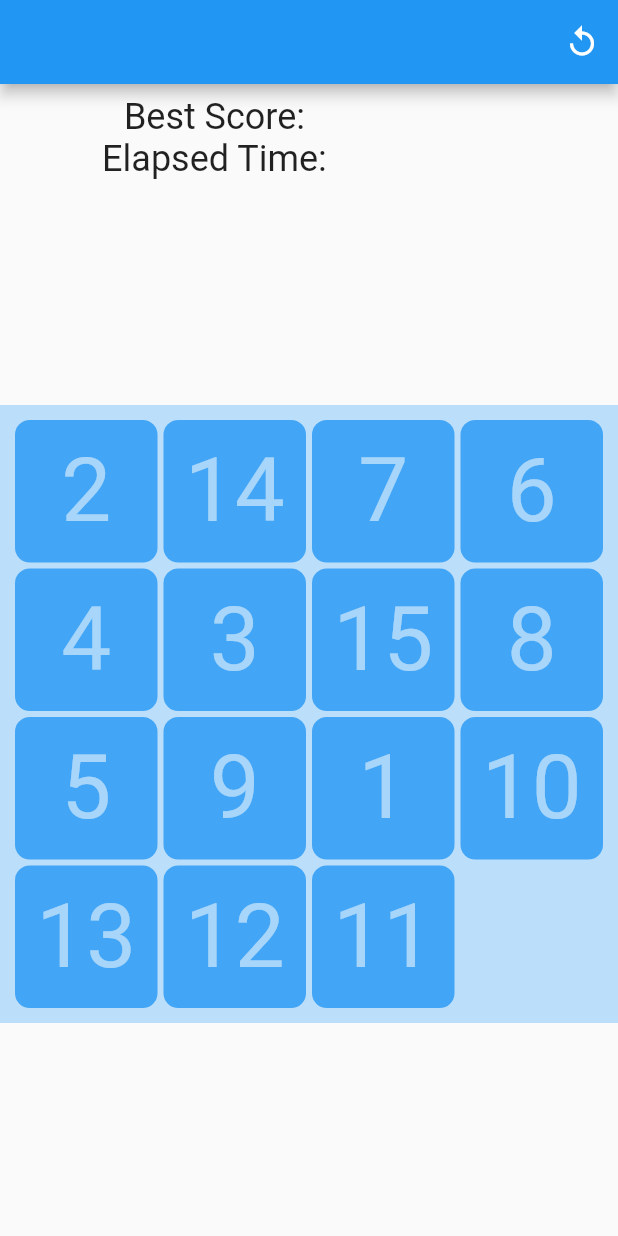
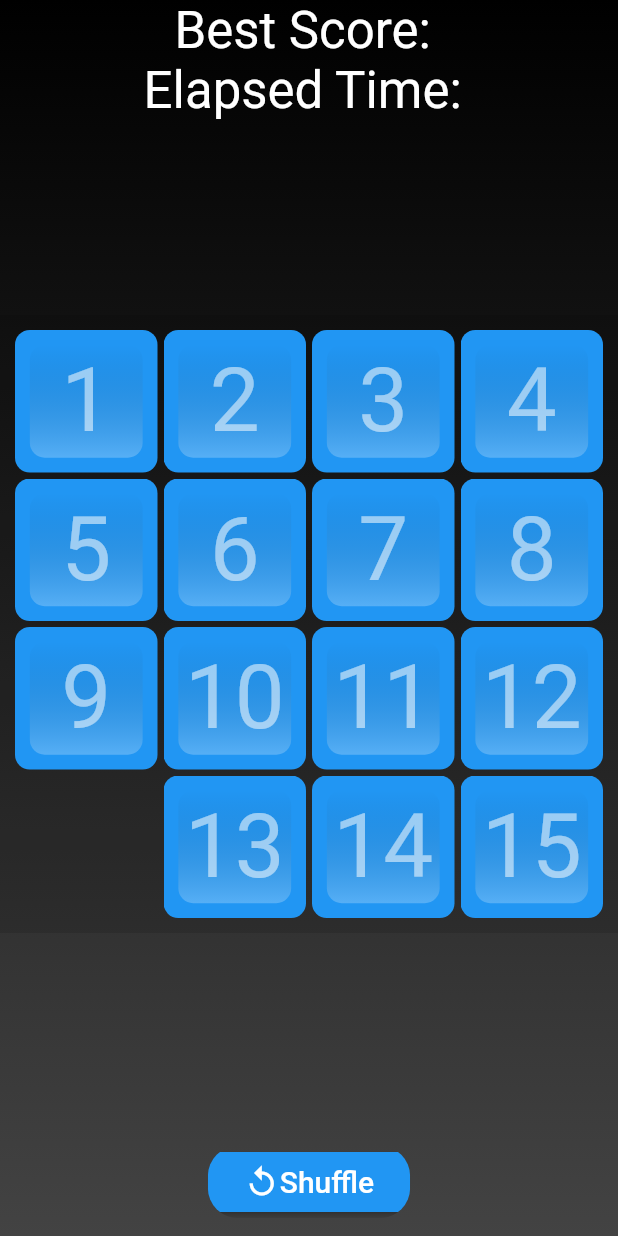
Before and after one commit to Antoniozinchenko/flutter_puzzle_hack, a Flutter app: the screen it shows after launch, on a phone screen of 412 x 824 dp. Run offline on Flutter 3.47's test engine with Material 2 defaults, Android fonts, the phone set to English and light mode, and no system bars; our stand-ins replace shared_preferences.

Commit message:
styles update (#4)

```diff
--- a/lib/bloc/board_state.dart
+++ b/lib/bloc/board_state.dart
@@ -7,10 +7,10 @@ class BoardState extends ValueNotifier<List<int?>> {
   final int gridSize;
 
   void shuffle() {
-    // value = [1, 2, 3, 4, 5, 6, 7, 8, 9, 10, 11, 12, null, 13, 14, 15];
-    value = List.generate(gridSize * gridSize - 1, (index) => index + 1)
-      ..shuffle()
-      ..add(null);
+    value = [1, 2, 3, 4, 5, 6, 7, 8, 9, 10, 11, 12, null, 13, 14, 15];
+    // value = List.generate(gridSize * gridSize - 1, (index) => index + 1)
+    //   ..shuffle()
+    //   ..add(null);
   }
 
   void swap(int draggedIndex, int emptyIndex) {
--- a/lib/board.dart
+++ b/lib/board.dart
@@ -15,7 +15,7 @@ class Board extends StatelessWidget {
     final winnerState = context.read<WinnerState>();
     return Container(
       padding: const EdgeInsets.all(8.0),
-      color: Colors.blue.shade100,
+      color: Colors.black12,
       child: LayoutBuilder(builder: (context, constraints) {
         final boardSize = constraints.maxWidth;
         return Stack(children: _buildItems(boardState, winnerState, boardSize));
--- a/lib/home.dart
+++ b/lib/home.dart
@@ -2,8 +2,8 @@ import 'package:flutter/material.dart';
 import 'package:provider/provider.dart';
 import 'package:puzzle_hack/bloc/timer_state.dart';
 import 'package:puzzle_hack/bloc/winner_state.dart';
-import 'package:puzzle_hack/widgets/game_stats/game_stats.dart';
-import 'package:puzzle_hack/widgets/shuffle.dart';
+import 'package:puzzle_hack/widgets/game_stats/score.dart';
+import 'package:puzzle_hack/widgets/shuffle_button.dart';
 
 import 'bloc/board_state.dart';
 import 'board.dart';
@@ -27,12 +27,19 @@ class Home extends StatelessWidget {
         ),
       ],
       child: Scaffold(
-        appBar: AppBar(
-          actions: const [Shuffle()],
+        body: Container(
+          decoration: const BoxDecoration(
+            gradient: LinearGradient(
+                begin: Alignment.topCenter,
+                end: Alignment.bottomCenter,
+                colors: [
+                  Colors.black,
+                  Color(0xFF434343),
+                ]),
           ),
-        body: Column(
+          child: Column(
             children: const [
-            GameStats(),
+              Score(),
               Expanded(
                 child: Center(
                   child: AspectRatio(
@@ -41,7 +48,11 @@ class Home extends StatelessWidget {
                   ),
                 ),
               ),
+              SizedBox(height: 12),
+              ShuffleButton(),
+              SizedBox(height: 12),
             ],
+          ),
         ),
       ),
     );
--- a/lib/main.dart
+++ b/lib/main.dart
@@ -3,5 +3,10 @@ import 'package:flutter/material.dart';
 import 'home.dart';
 
 void main() {
-  runApp(const MaterialApp(home: Home()));
+  runApp(
+    const MaterialApp(
+      debugShowCheckedModeBanner: false,
+      home: Home(),
+    ),
+  );
 }
--- a/lib/widgets/game_stats/game_stats.dart
+++ /dev/null
@@ -1,34 +0,0 @@
-import 'package:flutter/material.dart';
-import 'package:provider/provider.dart';
-import 'package:puzzle_hack/bloc/winner_state.dart';
-
-import 'score.dart';
-
-class GameStats extends StatelessWidget {
-  const GameStats({Key? key}) : super(key: key);
-
-  @override
-  Widget build(BuildContext context) {
-    final textTheme = Theme.of(context).textTheme;
-
-    return Padding(
-      padding: const EdgeInsets.all(8.0),
-      child: Row(
-        mainAxisAlignment: MainAxisAlignment.spaceAround,
-        children: [
-          const Score(),
-          Builder(builder: (context) {
-            final winner = context.watch<WinnerState>().value;
-            if (winner) {
-              return Text(
-                'WINNER!!!!!',
-                style: textTheme.headline4,
-              );
-            }
-            return Container();
-          }),
-        ],
-      ),
-    );
-  }
-}
--- a/lib/widgets/game_stats/score.dart
+++ b/lib/widgets/game_stats/score.dart
@@ -13,11 +13,11 @@ class Score extends StatelessWidget {
       children: [
         Text(
           'Best Score: ${timer.bestScore ?? ""}',
-          style: textTheme.headline5,
+          style: textTheme.headline4!.copyWith(color: Colors.white),
         ),
         Text(
           'Elapsed Time: ${timer.value ?? ""}',
-          style: textTheme.headline5,
+          style: textTheme.headline4!.copyWith(color: Colors.white),
         ),
       ],
     );
--- a/lib/widgets/shuffle.dart
+++ /dev/null
@@ -1,22 +0,0 @@
-import 'package:flutter/material.dart';
-import 'package:provider/provider.dart';
-import 'package:puzzle_hack/bloc/board_state.dart';
-import 'package:puzzle_hack/bloc/winner_state.dart';
-
-class Shuffle extends StatelessWidget {
-  const Shuffle({Key? key}) : super(key: key);
-
-  @override
-  Widget build(BuildContext context) {
-    final boardState = context.read<BoardState>();
-    final winnerState = context.read<WinnerState>();
-
-    return IconButton(
-      onPressed: () {
-        winnerState.reset();
-        boardState.shuffle();
-      },
-      icon: const Icon(Icons.replay),
-    );
-  }
-}
--- /dev/null
+++ b/lib/widgets/shuffle_button.dart
@@ -0,0 +1,37 @@
+import 'package:flutter/material.dart';
+import 'package:provider/provider.dart';
+import 'package:puzzle_hack/bloc/board_state.dart';
+import 'package:puzzle_hack/bloc/winner_state.dart';
+
+class ShuffleButton extends StatelessWidget {
+  const ShuffleButton({Key? key}) : super(key: key);
+
+  @override
+  Widget build(BuildContext context) {
+    final boardState = context.read<BoardState>();
+    final winnerState = context.read<WinnerState>();
+
+    return ClipRRect(
+      borderRadius: BorderRadius.circular(20),
+      child: ElevatedButton(
+        onPressed: () {
+          winnerState.reset();
+          boardState.shuffle();
+        },
+        child: Padding(
+          padding: const EdgeInsets.all(8.0),
+          child: Row(
+            mainAxisSize: MainAxisSize.min,
+            children: const [
+              Icon(Icons.replay),
+              Text(
+                'Shuffle',
+                style: TextStyle(fontSize: 20),
+              ),
+            ],
+          ),
+        ),
+      ),
+    );
+  }
+}
--- /dev/null
+++ b/lib/widgets/tile/reflection.dart
@@ -0,0 +1,33 @@
+import 'package:flutter/material.dart';
+
+class Reflection extends StatelessWidget {
+  const Reflection({Key? key, required this.size}) : super(key: key);
+
+  final double size;
+
+  static const reflectionSize = 0.5;
+
+  @override
+  Widget build(BuildContext context) {
+    return TweenAnimationBuilder<double>(
+      duration: const Duration(milliseconds: 500),
+      curve: Curves.easeInOut,
+      tween: Tween<double>(
+        begin: -size * reflectionSize,
+        end: size,
+      ),
+      builder: (context, value, child) {
+        return Positioned(
+          top: 0,
+          left: value,
+          child: child!,
+        );
+      },
+      child: Container(
+        height: size,
+        width: size * reflectionSize,
+        color: Colors.white30,
+      ),
+    );
+  }
+}
--- /dev/null
+++ b/lib/widgets/tile/scale_animation.dart
@@ -0,0 +1,52 @@
+import 'package:flutter/material.dart';
+
+class ScaleAnimation extends StatefulWidget {
+  const ScaleAnimation({Key? key, required this.child}) : super(key: key);
+
+  final Widget child;
+
+  @override
+  State<ScaleAnimation> createState() => _ScaleAnimationState();
+}
+
+class _ScaleAnimationState extends State<ScaleAnimation>
+    with SingleTickerProviderStateMixin {
+  late AnimationController _animationController;
+  late Animation<double> _scaleAnimation;
+
+  @override
+  void initState() {
+    super.initState();
+    _animationController = AnimationController(
+      vsync: this,
+      duration: const Duration(milliseconds: 400),
+    );
+    _scaleAnimation = TweenSequence<double>([
+      TweenSequenceItem(tween: Tween(begin: 1, end: 1.1), weight: 40),
+      TweenSequenceItem(tween: Tween(begin: 1.1, end: 1.1), weight: 30),
+      TweenSequenceItem(tween: Tween(begin: 1.1, end: 1), weight: 30),
+    ]).animate(_animationController);
+
+    _animationController.forward();
+  }
+
+  @override
+  void dispose() {
+    _animationController.dispose();
+    super.dispose();
+  }
+
+  @override
+  Widget build(BuildContext context) {
+    return AnimatedBuilder(
+      animation: _scaleAnimation,
+      builder: (context, child) {
+        return Transform.scale(
+          scale: _scaleAnimation.value,
+          child: child!,
+        );
+      },
+      child: widget.child,
+    );
+  }
+}
--- a/lib/widgets/tile/tile_view.dart
+++ b/lib/widgets/tile/tile_view.dart
@@ -1,8 +1,11 @@
 import 'package:flutter/material.dart';
 import 'package:provider/provider.dart';
+
 import 'package:puzzle_hack/bloc/winner_state.dart';
+import 'package:puzzle_hack/widgets/tile/scale_animation.dart';
+import 'reflection.dart';
 
-class TileView extends StatefulWidget {
+class TileView extends StatelessWidget {
   const TileView({
     Key? key,
     required this.value,
@@ -15,66 +18,48 @@ class TileView extends StatefulWidget {
   final bool valid;
 
   @override
-  State<TileView> createState() => _TileViewState();
-}
-
-class _TileViewState extends State<TileView>
-    with SingleTickerProviderStateMixin {
-  late AnimationController _animationController;
-  late Animation<double> _scaleAnimation;
-
-  @override
-  void initState() {
-    super.initState();
-    _animationController = AnimationController(
-      vsync: this,
-      duration: const Duration(milliseconds: 300),
-    );
-    _scaleAnimation = TweenSequence<double>([
-      TweenSequenceItem(tween: Tween(begin: 1, end: 1.2), weight: 40),
-      TweenSequenceItem(tween: Tween(begin: 1.2, end: 1.2), weight: 30),
-      TweenSequenceItem(tween: Tween(begin: 1.2, end: 1), weight: 30),
-    ]).animate(_animationController);
-
-    _animationController.forward();
-  }
-
-  @override
-  void dispose() {
-    _animationController.dispose();
-    super.dispose();
-  }
-
-  @override
   Widget build(BuildContext context) {
     final winner = context.watch<WinnerState>().value;
-    final color = winner ? Colors.green.shade400 : Colors.blue.shade400;
+    final color = winner ? Colors.green : Theme.of(context).primaryColor;
+    final borderRadius = BorderRadius.circular(size * 0.1);
     return Container(
       padding: const EdgeInsets.all(2),
-      width: widget.size,
-      height: widget.size,
-      child: AnimatedBuilder(
-        animation: _animationController,
-        builder: (context, child) {
-          return Transform.scale(
-            scale: _scaleAnimation.value,
-            child: child,
-          );
-        },
-        child: Container(
-          decoration: BoxDecoration(
-            color: color,
-            borderRadius: BorderRadius.circular(widget.size * 0.1),
-          ),
-          child: Center(
-            child: Text(
-              widget.value.toString(),
+      width: size,
+      height: size,
+      child: ScaleAnimation(
+        child: Stack(
+          alignment: Alignment.center,
+          clipBehavior: Clip.hardEdge,
+          children: [
+            Container(
+              padding: EdgeInsets.all(size * 0.1),
+              decoration: BoxDecoration(
+                color: color,
+                borderRadius: borderRadius,
+              ),
+              child: Container(
+                decoration: BoxDecoration(
+                  gradient: const LinearGradient(
+                    begin: Alignment.topCenter,
+                    end: Alignment.bottomCenter,
+                    colors: [
+                      Colors.transparent,
+                      Colors.white24,
+                    ],
+                  ),
+                  borderRadius: borderRadius,
+                ),
+              ),
+            ),
+            Text(
+              value.toString(),
               style: TextStyle(
-                fontSize: widget.size * 0.6,
+                fontSize: size * 0.6,
                 color: Colors.white54,
               ),
             ),
-          ),
+            Reflection(size: size),
+          ],
         ),
       ),
     );
```
Lines whose indentation alone changed are shown as unchanged.
